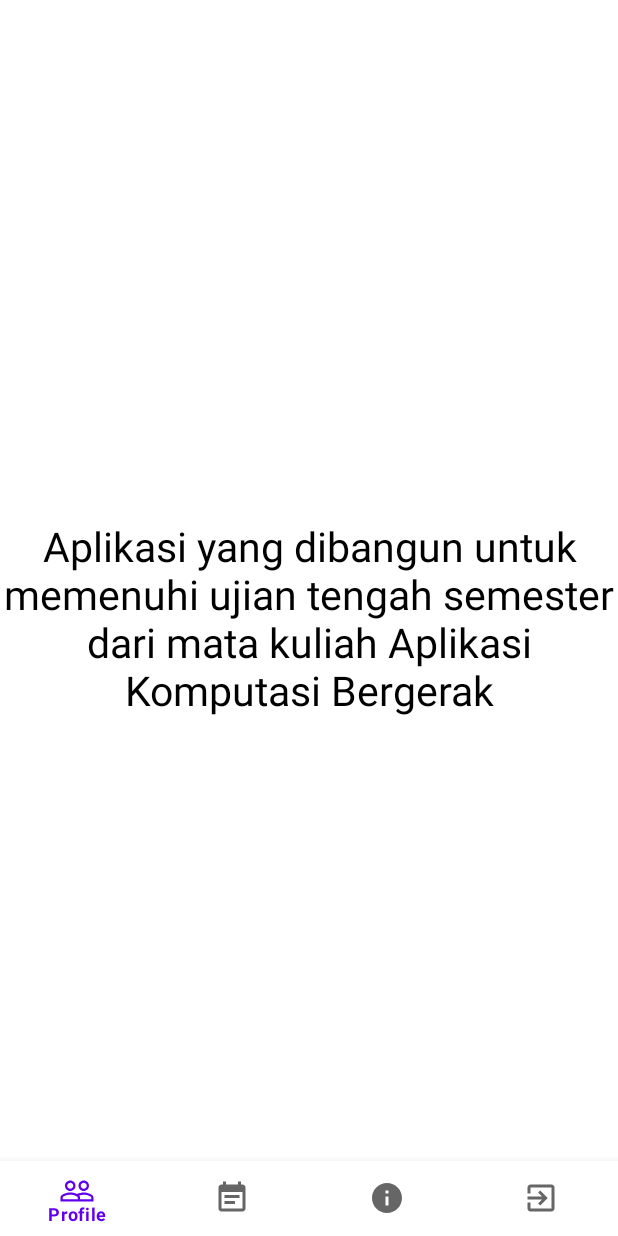
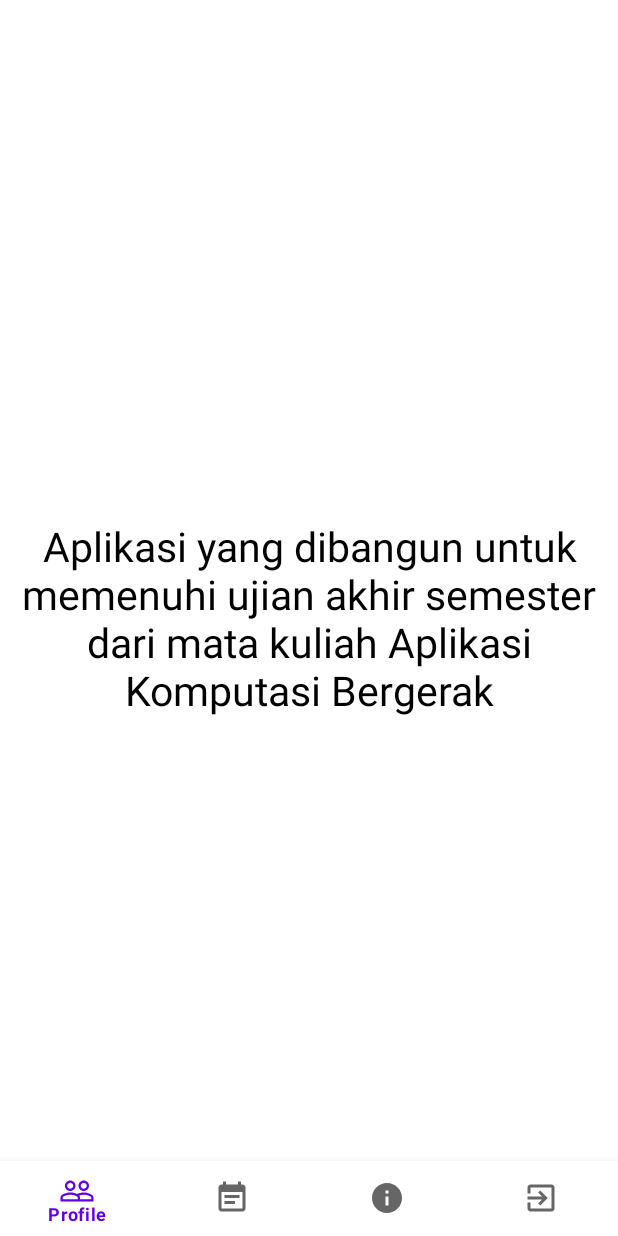
Before and after one commit to Bebek023/uas_10119270, an Android app: the fragment FirstPager placed in its activity, on a phone screen of 412 x 824 dp. Run offline under Robolectric (Android 15) with nearby library versions, the phone set to English and light mode, and no system bars; our stand-ins replace Firebase (no records; nobody signed in at launch, a user with empty details on screens opened directly); 2 statements that could not run were skipped.

Commit message:
fix some strings

```diff
--- a/app/src/main/res/values/strings.xml
+++ b/app/src/main/res/values/strings.xml
@@ -8,7 +8,7 @@
     <string name="judul">Judul</string>
     <string name="catatan">Catatan</string>
     <string name="delete">DELETE</string>
-    <string name="info1">Aplikasi yang dibangun untuk memenuhi ujian tengah semester dari mata kuliah Aplikasi Komputasi Bergerak</string>
+    <string name="info1">Aplikasi yang dibangun untuk memenuhi ujian akhir semester dari mata kuliah Aplikasi Komputasi Bergerak</string>
     <string name="info2">Aplikasi ini memiliki fungsi dasar untuk membuat catatan harian. \n Aplikasi dengan tiga buah menu, yaitu menu profile pembuat, menu untuk membuat catatan, dan menu yang menampilkan informasi aplikasi </string>
     <string name="Nim">10119270</string>
     <string name="Nama">Albanna Rahmadani Sulityo</string>
```
